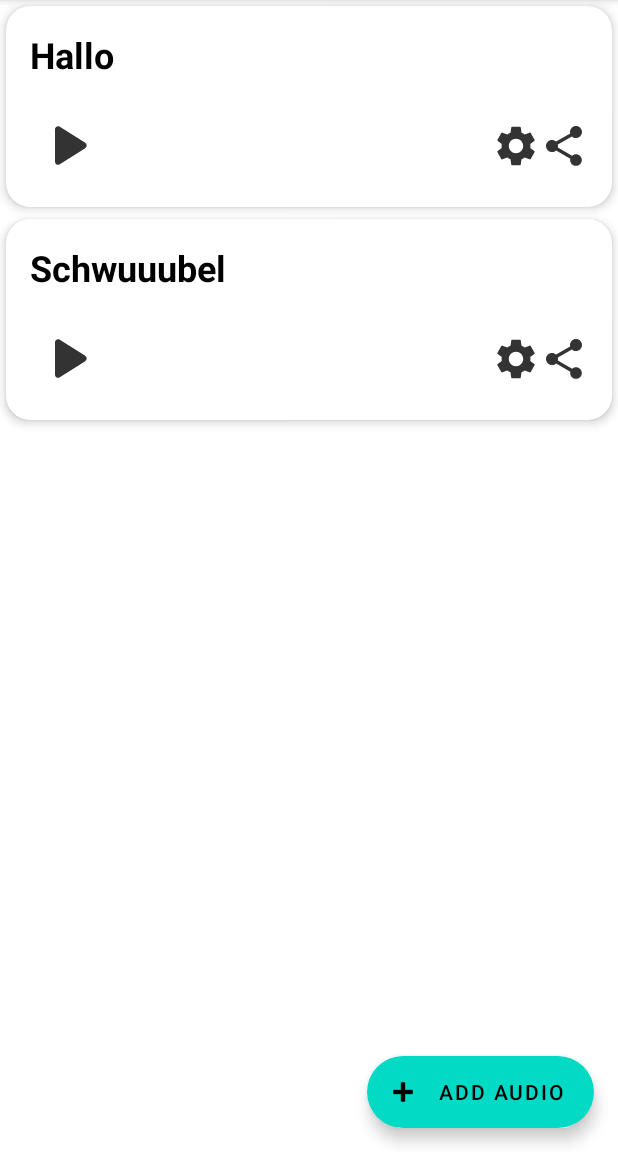
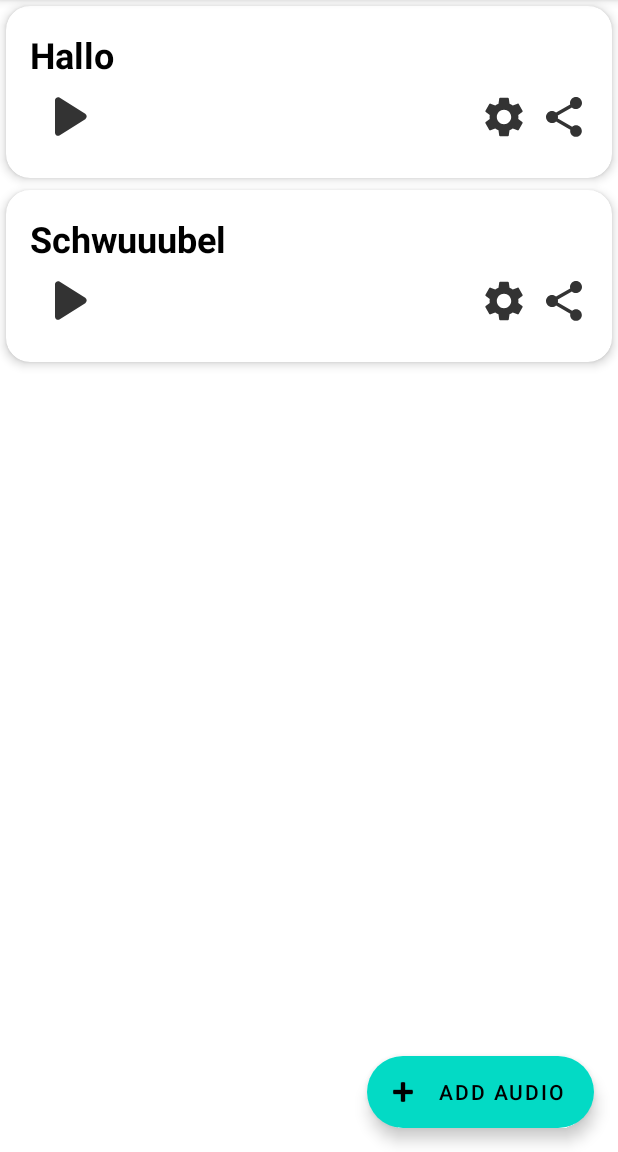
Before and after one commit to la-urin/audio-cutter, an Android app: the screen it shows after launch (MainActivity), on a phone screen of 412 x 824 dp, the part 84-1236 px from its top. Run offline under Robolectric (Android 15) with nearby library versions, the phone set to English and light mode, and no system bars; our stand-ins replace Room's generated code.

Commit message:
change list to fragment

```diff
--- a/app/build.gradle
+++ b/app/build.gradle
@@ -26,9 +26,14 @@ android {
         sourceCompatibility JavaVersion.VERSION_1_8
         targetCompatibility JavaVersion.VERSION_1_8
     }
+    buildFeatures {
+        viewBinding true
+    }
 }
 
 dependencies {
+    implementation 'androidx.legacy:legacy-support-v4:1.0.0'
+    implementation 'androidx.recyclerview:recyclerview:1.2.1'
     def room_version = "2.4.3"
 
     implementation 'androidx.appcompat:appcompat:1.5.1'
--- a/app/src/main/java/ch/ost/rj/mge/audio_cutter/AudioCutterApplication.java
+++ b/app/src/main/java/ch/ost/rj/mge/audio_cutter/AudioCutterApplication.java
@@ -11,7 +11,6 @@ public class AudioCutterApplication extends Application {
         super.onCreate();
 
         Context context = getApplicationContext();
-
         AudioRepository.initialize(context);
     }
 }
--- a/app/src/main/java/ch/ost/rj/mge/audio_cutter/activities/MainActivity.java
+++ b/app/src/main/java/ch/ost/rj/mge/audio_cutter/activities/MainActivity.java
@@ -7,15 +7,13 @@ import android.os.Bundle;
 import androidx.activity.result.ActivityResultLauncher;
 import androidx.activity.result.contract.ActivityResultContracts;
 import androidx.appcompat.app.AppCompatActivity;
-import androidx.recyclerview.widget.LinearLayoutManager;
-import androidx.recyclerview.widget.RecyclerView;
 
 import com.google.android.material.floatingactionbutton.ExtendedFloatingActionButton;
 
 import java.io.File;
 
 import ch.ost.rj.mge.audio_cutter.R;
-import ch.ost.rj.mge.audio_cutter.adapter.AudioAdapter;
+import ch.ost.rj.mge.audio_cutter.fragments.AudioListFragment;
 import ch.ost.rj.mge.audio_cutter.model.Audio;
 import ch.ost.rj.mge.audio_cutter.model.AudioRepository;
 
@@ -28,16 +26,17 @@ public class MainActivity extends AppCompatActivity {
         super.onCreate(savedInstanceState);
         setContentView(R.layout.activity_main);
 
-        RecyclerView.LayoutManager layoutManager = new LinearLayoutManager(this);
-        AudioAdapter adapter = new AudioAdapter(AudioRepository.getInstance(), this::startAudioActivity);
+        AudioListFragment audioListFragment = AudioListFragment.create();
 
-        RecyclerView recyclerView = findViewById(R.id.audio_list);
-        recyclerView.setLayoutManager(layoutManager);
-        recyclerView.setAdapter(adapter);
+        getSupportFragmentManager()
+                .beginTransaction()
+                .add(R.id.audio_list_container, audioListFragment)
+                .commit();
 
         ExtendedFloatingActionButton fab = findViewById(R.id.fab_add);
         fab.setOnClickListener(v -> addNewAudio());
 
+        // callback for file selector
         selectAudioResultLauncher = registerForActivityResult(
                 new ActivityResultContracts.StartActivityForResult(),
                 result -> {
--- a/app/src/main/java/ch/ost/rj/mge/audio_cutter/adapter/AudioAdapter.java
+++ b/app/src/main/java/ch/ost/rj/mge/audio_cutter/adapter/AudioAdapter.java
@@ -40,7 +40,7 @@ public class AudioAdapter extends RecyclerView.Adapter<AudioViewHolder> implemen
         LayoutInflater inflater = LayoutInflater.from(context);
 
         View view = inflater.inflate(
-                R.layout.card_view_template,
+                R.layout.fragment_audio_card,
                 parent,
                 false);
 
--- /dev/null
+++ b/app/src/main/java/ch/ost/rj/mge/audio_cutter/fragments/AudioListFragment.java
@@ -0,0 +1,48 @@
+package ch.ost.rj.mge.audio_cutter.fragments;
+
+import android.content.Intent;
+import android.os.Bundle;
+import android.view.LayoutInflater;
+import android.view.View;
+import android.view.ViewGroup;
+
+import androidx.fragment.app.Fragment;
+import androidx.recyclerview.widget.LinearLayoutManager;
+import androidx.recyclerview.widget.RecyclerView;
+
+import ch.ost.rj.mge.audio_cutter.R;
+import ch.ost.rj.mge.audio_cutter.activities.AudioActivity;
+import ch.ost.rj.mge.audio_cutter.adapter.AudioAdapter;
+import ch.ost.rj.mge.audio_cutter.model.Audio;
+import ch.ost.rj.mge.audio_cutter.model.AudioRepository;
+
+public class AudioListFragment extends Fragment {
+
+    public static AudioListFragment create() {
+        System.out.println("audio list fragment create");
+        return new AudioListFragment();
+    }
+
+    @Override
+    public View onCreateView(LayoutInflater inflater, ViewGroup container, Bundle savedInstanceState) {
+        System.out.println("audio list fragment onCreateView");
+
+        View view = inflater.inflate(R.layout.fragment_audio_list, container, false);
+
+        if (view instanceof RecyclerView) {
+            RecyclerView.LayoutManager layoutManager = new LinearLayoutManager(view.getContext());
+            AudioAdapter adapter = new AudioAdapter(AudioRepository.getInstance(), this::startAudioActivity);
+
+            RecyclerView recyclerView = (RecyclerView) view;
+            recyclerView.setLayoutManager(layoutManager);
+            recyclerView.setAdapter(adapter);
+        }
+
+        return view;
+    }
+
+    private void startAudioActivity(Audio audio) {
+        Intent intent = AudioActivity.createIntent(getActivity(), audio);
+        startActivity(intent);
+    }
+}
--- a/app/src/main/res/layout/activity_main.xml
+++ b/app/src/main/res/layout/activity_main.xml
@@ -8,16 +8,10 @@
     android:focusable="true"
     tools:context=".activities.MainActivity">
 
-    <androidx.recyclerview.widget.RecyclerView
-        android:id="@+id/audio_list"
-        android:layout_width="0dp"
-        android:layout_height="0dp"
-        android:clipToPadding="false"
-        android:paddingBottom="75dp"
-        app:layout_constraintBottom_toBottomOf="parent"
-        app:layout_constraintEnd_toEndOf="parent"
-        app:layout_constraintStart_toStartOf="parent"
-        app:layout_constraintTop_toTopOf="parent" />
+    <FrameLayout
+        android:id="@+id/audio_list_container"
+        android:layout_width="match_parent"
+        android:layout_height="match_parent" />
 
     <com.google.android.material.floatingactionbutton.ExtendedFloatingActionButton
         android:id="@+id/fab_add"
--- a/app/src/main/res/layout/card_view_template.xml
+++ b/app/src/main/res/layout/fragment_audio_card.xml
@@ -25,6 +25,7 @@
             card_view:layout_constraintStart_toStartOf="parent"
             card_view:layout_constraintTop_toTopOf="parent" />
 
+<!--        todo: remove or change. idk -->
         <TextView
             android:id="@+id/card_view_info"
             android:layout_width="match_parent"
@@ -44,8 +45,9 @@
             android:scaleType="fitXY"
             android:src="@drawable/ic_action_play"
             android:theme="@style/IconTheme"
+            card_view:layout_constraintBottom_toBottomOf="parent"
             card_view:layout_constraintStart_toStartOf="parent"
-            card_view:layout_constraintTop_toBottomOf="@+id/card_view_info" />
+            card_view:layout_constraintTop_toBottomOf="@+id/card_view_title" />
 
         <ImageButton
             android:id="@+id/card_view_setting"
@@ -53,6 +55,7 @@
             android:layout_height="32dp"
             android:contentDescription="@string/setting_audio_button"
             android:padding="0dp"
+            android:layout_marginRight="@dimen/distance_between_controls"
             android:scaleType="fitXY"
             android:src="@drawable/ic_action_setting"
             android:theme="@style/IconTheme"
--- /dev/null
+++ b/app/src/main/res/layout/fragment_audio_list.xml
@@ -0,0 +1,10 @@
+<?xml version="1.0" encoding="utf-8"?>
+<androidx.recyclerview.widget.RecyclerView xmlns:android="http://schemas.android.com/apk/res/android"
+    xmlns:tools="http://schemas.android.com/tools"
+    android:id="@+id/fragment_audio_list"
+    android:layout_width="match_parent"
+    android:layout_height="match_parent"
+    android:clipToPadding="false"
+    android:paddingBottom="75dp"
+    tools:context=".fragments.AudioListFragment"
+    tools:listitem="@layout/fragment_audio_card" />
--- a/app/src/main/res/values/dimens.xml
+++ b/app/src/main/res/values/dimens.xml
@@ -7,4 +7,5 @@
     <dimen name="card_elevation">4dp</dimen>
     <dimen name="card_corner_radius">16dp</dimen>
     <dimen name="card_title_size">24sp</dimen>
+    <dimen name="text_margin">16dp</dimen>
 </resources>
```
